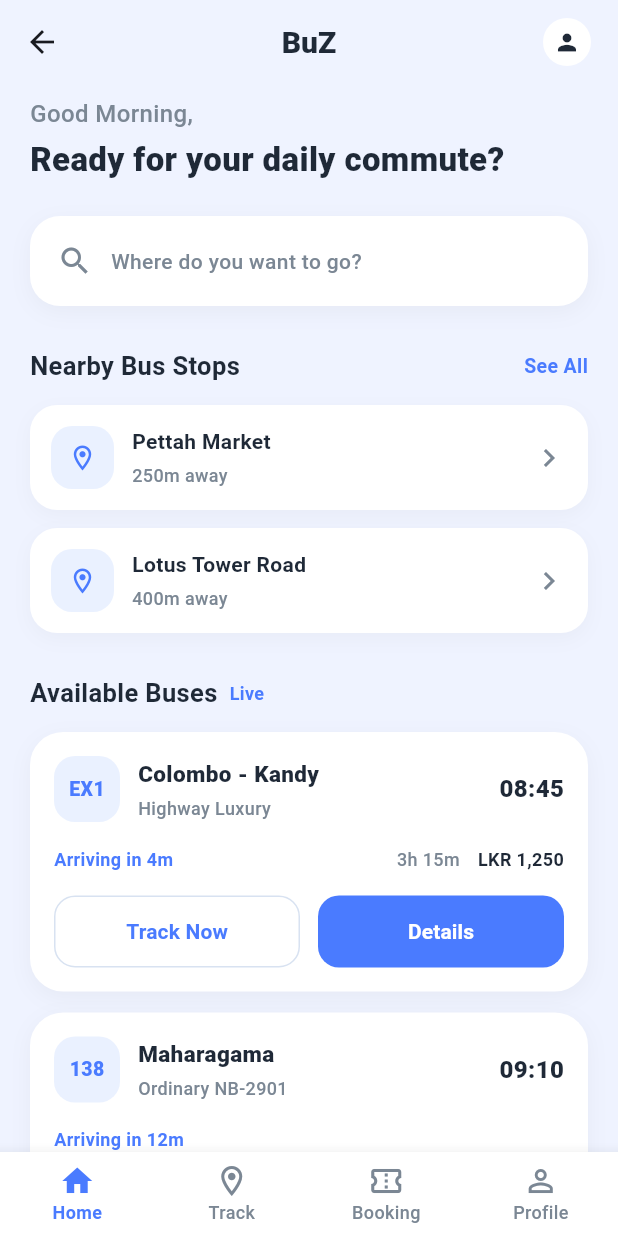
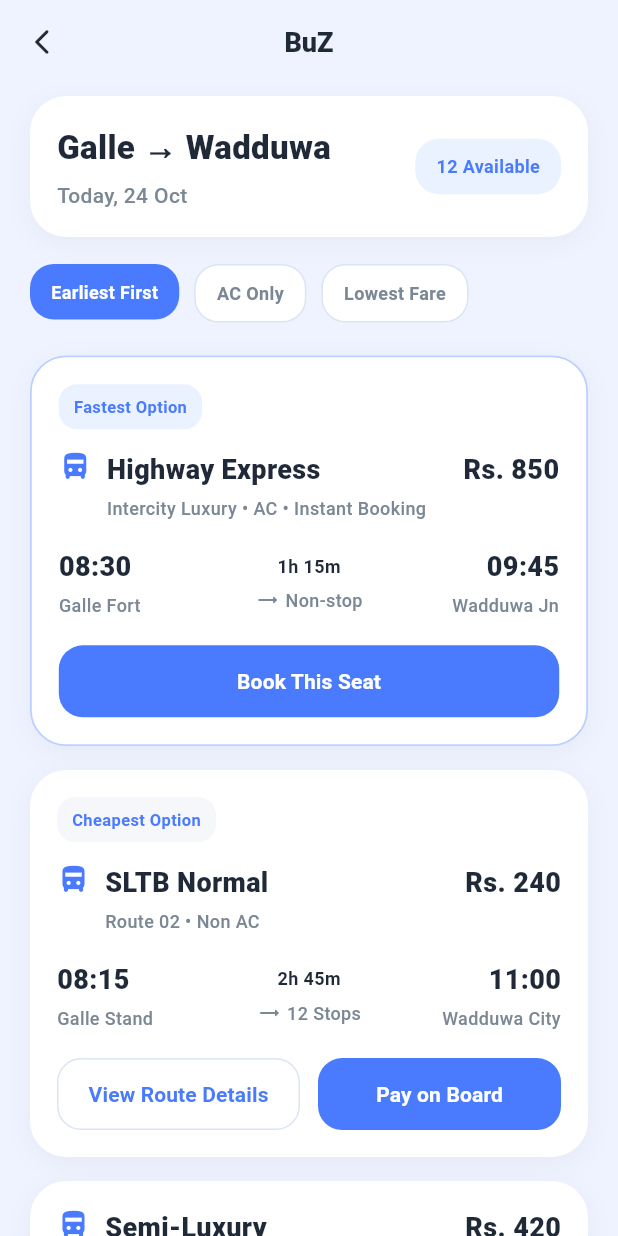
Before and after one commit to Yenuuu/buz-mobile-app, a Flutter app: the HomeScreen screen opened by its route, after a tap on "Track Now", on a phone screen of 412 x 824 dp. Run offline on Flutter 3.47's test engine with Material 3 defaults, Android fonts, the phone set to English and light mode, and no system bars; Roboto replaces fonts that are missing (SF Pro Display).

Commit message:
feat: add booking list screen and connect home navigation

```diff
--- a/lib/app/routes/app_routes.dart
+++ b/lib/app/routes/app_routes.dart
@@ -5,6 +5,7 @@ import '../../features/auth/presentation/login_screen.dart';
 import '../../features/driver/presentation/driver_dashboard_screen.dart';
 import '../../features/home/presentation/home_screen.dart';
 import '../../features/splash/presentation/splash_screen.dart';
+import '../../features/booking/presentation/booking_list_screen.dart';
 
 /// Centralized route names and route map for the application.
 class AppRoutes {
@@ -13,6 +14,7 @@ class AppRoutes {
   static const String home = '/home';
   static const String driverDashboard = '/driver-dashboard';
   static const String adminDashboard = '/admin-dashboard';
+  static const String bookingList = '/booking-list';
 
   static Map<String, WidgetBuilder> get routes => {
         splash: (_) => const SplashScreen(),
@@ -20,5 +22,6 @@ class AppRoutes {
         home: (_) => const HomeScreen(),
         driverDashboard: (_) => const DriverDashboardScreen(),
         adminDashboard: (_) => const AdminDashboardScreen(),
+        bookingList: (_) => const BookingListScreen(),
       };
 }
--- /dev/null
+++ b/lib/features/booking/presentation/booking_list_screen.dart
@@ -0,0 +1,517 @@
+import 'package:flutter/material.dart';
+
+import '../../../app/theme/app_colors.dart';
+
+/// Booking list screen.
+///
+/// Displays available buses for a selected route and date.
+/// This is currently a UI-first implementation based on the design.
+class BookingListScreen extends StatelessWidget {
+  const BookingListScreen({super.key});
+
+  @override
+  Widget build(BuildContext context) {
+    return Scaffold(
+      backgroundColor: AppColors.background,
+      appBar: AppBar(
+        backgroundColor: AppColors.background,
+        elevation: 0,
+        centerTitle: true,
+        title: const Text(
+          'BuZ',
+          style: TextStyle(
+            color: AppColors.textPrimary,
+            fontWeight: FontWeight.w800,
+            fontSize: 18,
+          ),
+        ),
+        leading: IconButton(
+          onPressed: () => Navigator.pop(context),
+          icon: const Icon(
+            Icons.arrow_back_ios_new_rounded,
+            color: AppColors.textPrimary,
+            size: 20,
+          ),
+        ),
+      ),
+      body: SafeArea(
+        child: SingleChildScrollView(
+          padding: const EdgeInsets.fromLTRB(20, 8, 20, 24),
+          child: Column(
+            crossAxisAlignment: CrossAxisAlignment.start,
+            children: const [
+              _RouteHeader(),
+              SizedBox(height: 18),
+              _FilterRow(),
+              SizedBox(height: 22),
+              _BusOptionCard(
+                badgeLabel: 'Fastest Option',
+                title: 'Highway Express',
+                subtitle: 'Intercity Luxury • AC • Instant Booking',
+                price: 'Rs. 850',
+                departureTime: '08:30',
+                departurePlace: 'Galle Fort',
+                duration: '1h 15m',
+                routeInfo: 'Non-stop',
+                arrivalPlace: 'Wadduwa Jn',
+                arrivalTime: '09:45',
+                primaryButtonText: 'Book This Seat',
+                secondaryButtonText: '',
+                highlighted: true,
+              ),
+              SizedBox(height: 16),
+              _BusOptionCard(
+                badgeLabel: 'Cheapest Option',
+                title: 'SLTB Normal',
+                subtitle: 'Route 02 • Non AC',
+                price: 'Rs. 240',
+                departureTime: '08:15',
+                departurePlace: 'Galle Stand',
+                duration: '2h 45m',
+                routeInfo: '12 Stops',
+                arrivalPlace: 'Wadduwa City',
+                arrivalTime: '11:00',
+                primaryButtonText: 'Pay on Board',
+                secondaryButtonText: 'View Route Details',
+              ),
+              SizedBox(height: 16),
+              _BusOptionCard(
+                badgeLabel: '',
+                title: 'Semi-Luxury',
+                subtitle: 'Comfort Seating • Non-AC',
+                price: 'Rs. 420',
+                departureTime: '09:00',
+                departurePlace: 'Galle Fort',
+                duration: '2h 10m',
+                routeInfo: 'Limited Stops',
+                arrivalPlace: 'Wadduwa Jn',
+                arrivalTime: '11:10',
+                primaryButtonText: 'Select Seats',
+                secondaryButtonText: 'LKR Rates',
+              ),
+            ],
+          ),
+        ),
+      ),
+    );
+  }
+}
+
+/// Top route summary section.
+class _RouteHeader extends StatelessWidget {
+  const _RouteHeader();
+
+  @override
+  Widget build(BuildContext context) {
+    return Container(
+      padding: const EdgeInsets.all(18),
+      decoration: BoxDecoration(
+        color: AppColors.white,
+        borderRadius: BorderRadius.circular(24),
+        boxShadow: [
+          BoxShadow(
+            color: Colors.black.withOpacity(0.04),
+            blurRadius: 14,
+            offset: const Offset(0, 4),
+          ),
+        ],
+      ),
+      child: Row(
+        children: const [
+          Expanded(
+            child: Column(
+              crossAxisAlignment: CrossAxisAlignment.start,
+              children: [
+                Text(
+                  'Galle → Wadduwa',
+                  style: TextStyle(
+                    fontSize: 22,
+                    fontWeight: FontWeight.w800,
+                    color: AppColors.textPrimary,
+                  ),
+                ),
+                SizedBox(height: 6),
+                Text(
+                  'Today, 24 Oct',
+                  style: TextStyle(
+                    fontSize: 14,
+                    fontWeight: FontWeight.w500,
+                    color: AppColors.textSecondary,
+                  ),
+                ),
+              ],
+            ),
+          ),
+          _AvailabilityPill(),
+        ],
+      ),
+    );
+  }
+}
+
+class _AvailabilityPill extends StatelessWidget {
+  const _AvailabilityPill();
+
+  @override
+  Widget build(BuildContext context) {
+    return Container(
+      padding: const EdgeInsets.symmetric(horizontal: 14, vertical: 10),
+      decoration: BoxDecoration(
+        color: const Color(0xFFEAF1FF),
+        borderRadius: BorderRadius.circular(16),
+      ),
+      child: const Text(
+        '12 Available',
+        style: TextStyle(
+          color: AppColors.primary,
+          fontWeight: FontWeight.w700,
+          fontSize: 12,
+        ),
+      ),
+    );
+  }
+}
+
+/// Filter chips row.
+class _FilterRow extends StatelessWidget {
+  const _FilterRow();
+
+  @override
+  Widget build(BuildContext context) {
+    return const Wrap(
+      spacing: 10,
+      runSpacing: 10,
+      children: [
+        _FilterChip(
+          label: 'Earliest First',
+          selected: true,
+        ),
+        _FilterChip(
+          label: 'AC Only',
+        ),
+        _FilterChip(
+          label: 'Lowest Fare',
+        ),
+      ],
+    );
+  }
+}
+
+class _FilterChip extends StatelessWidget {
+  const _FilterChip({
+    required this.label,
+    this.selected = false,
+  });
+
+  final String label;
+  final bool selected;
+
+  @override
+  Widget build(BuildContext context) {
+    return Container(
+      padding: const EdgeInsets.symmetric(horizontal: 14, vertical: 10),
+      decoration: BoxDecoration(
+        color: selected ? AppColors.primary : AppColors.white,
+        borderRadius: BorderRadius.circular(16),
+        border: selected
+            ? null
+            : Border.all(color: const Color(0xFFDCE4F2)),
+      ),
+      child: Text(
+        label,
+        style: TextStyle(
+          color: selected ? Colors.white : AppColors.textSecondary,
+          fontWeight: FontWeight.w700,
+          fontSize: 12,
+        ),
+      ),
+    );
+  }
+}
+
+/// Single bus option card.
+class _BusOptionCard extends StatelessWidget {
+  const _BusOptionCard({
+    required this.badgeLabel,
+    required this.title,
+    required this.subtitle,
+    required this.price,
+    required this.departureTime,
+    required this.departurePlace,
+    required this.duration,
+    required this.routeInfo,
+    required this.arrivalPlace,
+    required this.arrivalTime,
+    required this.primaryButtonText,
+    required this.secondaryButtonText,
+    this.highlighted = false,
+  });
+
+  final String badgeLabel;
+  final String title;
+  final String subtitle;
+  final String price;
+  final String departureTime;
+  final String departurePlace;
+  final String duration;
+  final String routeInfo;
+  final String arrivalPlace;
+  final String arrivalTime;
+  final String primaryButtonText;
+  final String secondaryButtonText;
+  final bool highlighted;
+
+  @override
+  Widget build(BuildContext context) {
+    return Container(
+      padding: const EdgeInsets.all(18),
+      decoration: BoxDecoration(
+        color: AppColors.white,
+        borderRadius: BorderRadius.circular(24),
+        border: highlighted
+            ? Border.all(color: const Color(0xFFBCD0FF), width: 1.2)
+            : null,
+        boxShadow: [
+          BoxShadow(
+            color: Colors.black.withOpacity(0.04),
+            blurRadius: 14,
+            offset: const Offset(0, 4),
+          ),
+        ],
+      ),
+      child: Column(
+        crossAxisAlignment: CrossAxisAlignment.start,
+        children: [
+          if (badgeLabel.isNotEmpty) ...[
+            Container(
+              padding: const EdgeInsets.symmetric(horizontal: 10, vertical: 7),
+              decoration: BoxDecoration(
+                color: highlighted
+                    ? const Color(0xFFEAF1FF)
+                    : const Color(0xFFF5F7FB),
+                borderRadius: BorderRadius.circular(12),
+              ),
+              child: Text(
+                badgeLabel,
+                style: const TextStyle(
+                  color: AppColors.primary,
+                  fontSize: 11,
+                  fontWeight: FontWeight.w700,
+                ),
+              ),
+            ),
+            const SizedBox(height: 14),
+          ],
+          Row(
+            crossAxisAlignment: CrossAxisAlignment.start,
+            children: [
+              const Icon(
+                Icons.directions_bus_filled_rounded,
+                color: AppColors.primary,
+                size: 22,
+              ),
+              const SizedBox(width: 10),
+              Expanded(
+                child: Column(
+                  crossAxisAlignment: CrossAxisAlignment.start,
+                  children: [
+                    Text(
+                      title,
+                      style: const TextStyle(
+                        fontSize: 18,
+                        fontWeight: FontWeight.w800,
+                        color: AppColors.textPrimary,
+                      ),
+                    ),
+                    const SizedBox(height: 4),
+                    Text(
+                      subtitle,
+                      style: const TextStyle(
+                        fontSize: 12,
+                        fontWeight: FontWeight.w500,
+                        color: AppColors.textSecondary,
+                      ),
+                    ),
+                  ],
+                ),
+              ),
+              Text(
+                price,
+                style: const TextStyle(
+                  fontSize: 18,
+                  fontWeight: FontWeight.w800,
+                  color: AppColors.textPrimary,
+                ),
+              ),
+            ],
+          ),
+          const SizedBox(height: 18),
+          Row(
+            children: [
+              Expanded(
+                child: _TimeBlock(
+                  time: departureTime,
+                  location: departurePlace,
+                  alignEnd: false,
+                ),
+              ),
+              Column(
+                children: [
+                  Text(
+                    duration,
+                    style: const TextStyle(
+                      color: AppColors.textPrimary,
+                      fontWeight: FontWeight.w700,
+                      fontSize: 12,
+                    ),
+                  ),
+                  const SizedBox(height: 6),
+                  Row(
+                    children: [
+                      const Icon(
+                        Icons.trending_flat_rounded,
+                        size: 16,
+                        color: AppColors.textSecondary,
+                      ),
+                      const SizedBox(width: 4),
+                      Text(
+                        routeInfo,
+                        style: const TextStyle(
+                          color: AppColors.textSecondary,
+                          fontWeight: FontWeight.w500,
+                          fontSize: 12,
+                        ),
+                      ),
+                    ],
+                  ),
+                ],
+              ),
+              Expanded(
+                child: _TimeBlock(
+                  time: arrivalTime,
+                  location: arrivalPlace,
+                  alignEnd: true,
+                ),
+              ),
+            ],
+          ),
+          const SizedBox(height: 18),
+          if (secondaryButtonText.isEmpty)
+            SizedBox(
+              width: double.infinity,
+              child: _PrimaryButton(label: primaryButtonText),
+            )
+          else
+            Row(
+              children: [
+                Expanded(
+                  child: _SecondaryButton(label: secondaryButtonText),
+                ),
+                const SizedBox(width: 12),
+                Expanded(
+                  child: _PrimaryButton(label: primaryButtonText),
+                ),
+              ],
+            ),
+        ],
+      ),
+    );
+  }
+}
+
+class _TimeBlock extends StatelessWidget {
+  const _TimeBlock({
+    required this.time,
+    required this.location,
+    required this.alignEnd,
+  });
+
+  final String time;
+  final String location;
+  final bool alignEnd;
+
+  @override
+  Widget build(BuildContext context) {
+    return Column(
+      crossAxisAlignment:
+          alignEnd ? CrossAxisAlignment.end : CrossAxisAlignment.start,
+      children: [
+        Text(
+          time,
+          style: const TextStyle(
+            fontSize: 18,
+            fontWeight: FontWeight.w800,
+            color: AppColors.textPrimary,
+          ),
+        ),
+        const SizedBox(height: 4),
+        Text(
+          location,
+          textAlign: alignEnd ? TextAlign.end : TextAlign.start,
+          style: const TextStyle(
+            fontSize: 12,
+            color: AppColors.textSecondary,
+            fontWeight: FontWeight.w500,
+          ),
+        ),
+      ],
+    );
+  }
+}
+
+class _PrimaryButton extends StatelessWidget {
+  const _PrimaryButton({required this.label});
+
+  final String label;
+
+  @override
+  Widget build(BuildContext context) {
+    return ElevatedButton(
+      onPressed: () {},
+      style: ElevatedButton.styleFrom(
+        backgroundColor: AppColors.primary,
+        elevation: 0,
+        padding: const EdgeInsets.symmetric(vertical: 14),
+        shape: RoundedRectangleBorder(
+          borderRadius: BorderRadius.circular(16),
+        ),
+      ),
+      child: Text(
+        label,
+        style: const TextStyle(
+          color: Colors.white,
+          fontWeight: FontWeight.w700,
+          fontSize: 14,
+        ),
+      ),
+    );
+  }
+}
+
+class _SecondaryButton extends StatelessWidget {
+  const _SecondaryButton({required this.label});
+
+  final String label;
+
+  @override
+  Widget build(BuildContext context) {
+    return OutlinedButton(
+      onPressed: () {},
+      style: OutlinedButton.styleFrom(
+        padding: const EdgeInsets.symmetric(vertical: 14),
+        side: const BorderSide(color: Color(0xFFDCE4F2)),
+        shape: RoundedRectangleBorder(
+          borderRadius: BorderRadius.circular(16),
+        ),
+      ),
+      child: Text(
+        label,
+        style: const TextStyle(
+          color: AppColors.primary,
+          fontWeight: FontWeight.w700,
+          fontSize: 14,
+        ),
+      ),
+    );
+  }
+}
--- a/lib/features/home/presentation/home_screen.dart
+++ b/lib/features/home/presentation/home_screen.dart
@@ -1,5 +1,6 @@
 import 'package:flutter/material.dart';
 
+import '../../../app/routes/app_routes.dart';
 import '../../../app/theme/app_colors.dart';
 
 /// Passenger home screen.
@@ -166,7 +167,7 @@ class HomeScreen extends StatelessWidget {
 
               const SizedBox(height: 14),
 
-              const _BusCard(
+              _BusCard(
                 routeCode: 'EX1',
                 routeName: 'Colombo - Kandy',
                 busType: 'Highway Luxury',
@@ -174,11 +175,17 @@ class HomeScreen extends StatelessWidget {
                 eta: 'Arriving in 4m',
                 duration: '3h 15m',
                 fare: 'LKR 1,250',
+                onTrackPressed: () {
+                  Navigator.pushNamed(context, AppRoutes.bookingList);
+                },
+                onDetailsPressed: () {
+                  Navigator.pushNamed(context, AppRoutes.bookingList);
+                },
               ),
 
               const SizedBox(height: 14),
 
-              const _BusCard(
+              _BusCard(
                 routeCode: '138',
                 routeName: 'Maharagama',
                 busType: 'Ordinary NB-2901',
@@ -187,6 +194,12 @@ class HomeScreen extends StatelessWidget {
                 duration: '—',
                 fare: 'Track Details',
                 simple: true,
+                onTrackPressed: () {
+                  Navigator.pushNamed(context, AppRoutes.bookingList);
+                },
+                onDetailsPressed: () {
+                  Navigator.pushNamed(context, AppRoutes.bookingList);
+                },
               ),
             ],
           ),
@@ -284,6 +297,8 @@ class _BusCard extends StatelessWidget {
     required this.eta,
     required this.duration,
     required this.fare,
+    required this.onTrackPressed,
+    required this.onDetailsPressed,
     this.simple = false,
   });
 
@@ -295,6 +310,8 @@ class _BusCard extends StatelessWidget {
   final String duration;
   final String fare;
   final bool simple;
+  final VoidCallback onTrackPressed;
+  final VoidCallback onDetailsPressed;
 
   @override
   Widget build(BuildContext context) {
@@ -407,7 +424,7 @@ class _BusCard extends StatelessWidget {
             children: [
               Expanded(
                 child: OutlinedButton(
-                  onPressed: () {},
+                  onPressed: onTrackPressed,
                   style: OutlinedButton.styleFrom(
                     side: const BorderSide(color: Color(0xFFD8E2F1)),
                     shape: RoundedRectangleBorder(
@@ -427,7 +444,7 @@ class _BusCard extends StatelessWidget {
               const SizedBox(width: 12),
               Expanded(
                 child: ElevatedButton(
-                  onPressed: () {},
+                  onPressed: onDetailsPressed,
                   style: ElevatedButton.styleFrom(
                     backgroundColor: AppColors.primary,
                     elevation: 0,
@@ -436,9 +453,9 @@ class _BusCard extends StatelessWidget {
                     ),
                     padding: const EdgeInsets.symmetric(vertical: 14),
                   ),
-                  child: Text(
-                    simple ? 'Details' : 'Details',
-                    style: const TextStyle(
+                  child: const Text(
+                    'Details',
+                    style: TextStyle(
                       color: Colors.white,
                       fontWeight: FontWeight.w700,
                     ),
```
